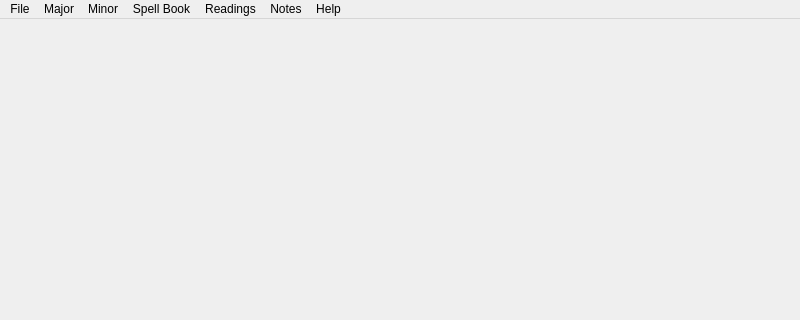
Before: the Qt Designer form mainwindow.ui in RichardGladman/book-of-shadows-qt, drawn with Qt 5; both pictures show x 0 to 800 and y 0 to 320 of the 800 by 600 pixel window.
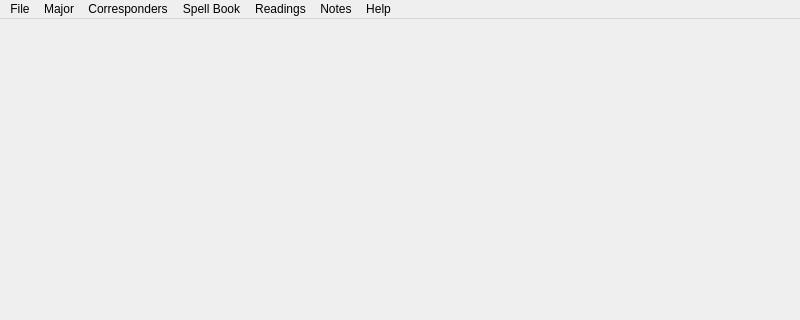
After: the same form once the commit is applied.

Commit message: Create planet table

```diff
--- a/mainwindow.ui
+++ b/mainwindow.ui
@@ -41,7 +41,7 @@
    </widget>
    <widget class="QMenu" name="menuMinor">
     <property name="title">
-     <string>Minor</string>
+     <string>Corresponders</string>
     </property>
     <addaction name="actionColours"/>
     <addaction name="actionGods"/>
```
The commit also changes 2 other files.
